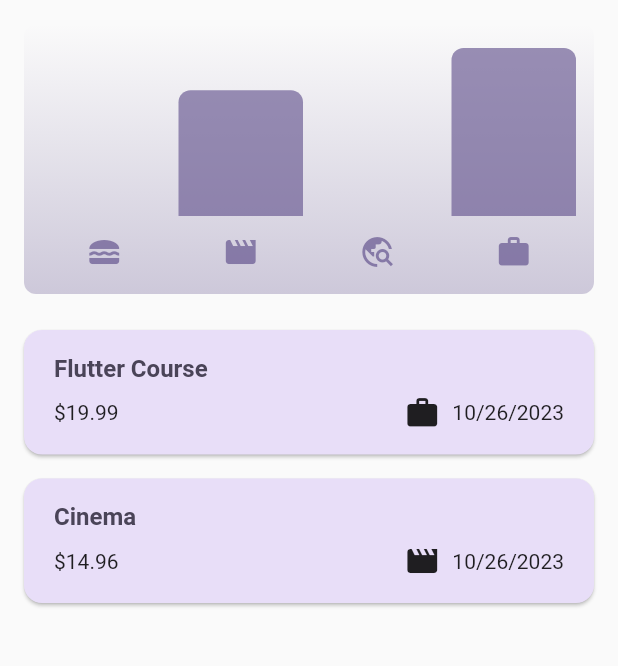
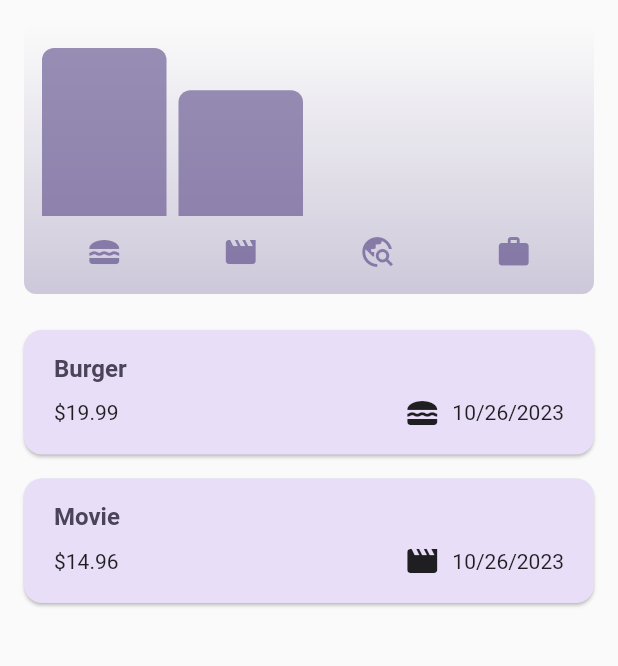
Before and after one commit to AnkitMiddha/expense_tracker, a Flutter app: the screen it shows after launch, on a phone screen of 412 x 824 dp, the part 84-750 px from its top. Run offline on Flutter 3.47's test engine with Material 2 defaults, Android fonts, the phone set to English and light mode, and no system bars.

Commit message:
data edit only

```diff
--- a/lib/widgets/expense_list/expense_item.dart
+++ b/lib/widgets/expense_list/expense_item.dart
@@ -28,7 +28,7 @@ class ExpenseItem extends StatelessWidget {
             ],
           )
       ],
-    )
+    ),
     ]
 
     ,
--- a/lib/widgets/expenses.dart
+++ b/lib/widgets/expenses.dart
@@ -17,13 +17,13 @@ class Expenses extends StatefulWidget {
 class _ExpensesState extends State<Expenses> {
   final List<Expense> _registerdExpenses = [
     Expense(
-      title: 'Flutter Course',
+      title: 'Burger',
       amount: 19.99,
       date: DateTime.now(),
-      category: Category.work,
+      category: Category.food,
     ),
     Expense(
-      title: 'Cinema',
+      title: 'Movie',
       amount: 14.96,
       date: DateTime.now(),
       category: Category.leisure,
```
